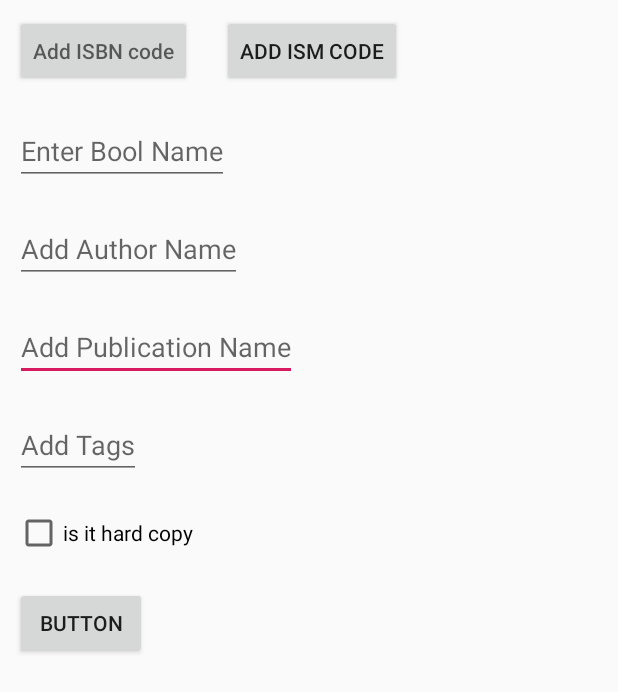
After one commit to Sanketagarwal17/BookClubLatest, an Android app: the AddBookActivity screen opened directly, with no data from a screen before it, on a phone screen of 412 x 824 dp. The commit adds this screen. Shown: the top 692 px of the screen. Run offline under Robolectric (Android 15) with nearby library versions, the phone set to English and light mode, and no system bars; our stand-ins replace ButterKnife, Firebase (no records; nobody signed in at launch, a user with empty details on screens opened directly); libraries missing offline, so code that uses them is left out: com.google.zxing.integration; 1 statement that could not run was skipped.

Commit message:
add books

```diff
--- a/app/build.gradle
+++ b/app/build.gradle
@@ -55,6 +55,9 @@ dependencies {
     annotationProcessor "com.google.dagger:dagger-compiler:2.11"
     implementation 'com.jakewharton:butterknife:8.8.1'
     annotationProcessor 'com.jakewharton:butterknife-compiler:8.8.1'
+
+    implementation 'com.journeyapps:zxing-android-embedded:3.4.0'
+
 }
 
 
--- a/app/src/main/AndroidManifest.xml
+++ b/app/src/main/AndroidManifest.xml
@@ -22,6 +22,8 @@
         <activity android:name=".HomePage.HomePageActivity" />
         <activity android:name=".Authentication.SignUp.SignUpActivity" />
         <activity android:name=".Authentication.Verification.VerificationActivity"/>
+        <activity android:name=".HomePage.RequestBook.RequestActivity"/>
+        <activity android:name=".Member.AddBook.AddBookActivity"/>
     </application>
 
 </manifest>
--- /dev/null
+++ b/app/src/main/java/com/example/android/bookclublatest/Member/AddBook/AddBookActivity.java
@@ -0,0 +1,124 @@
+package com.example.android.bookclublatest.Member.AddBook;
+
+import android.content.Intent;
+import android.os.Bundle;
+import android.support.annotation.Nullable;
+import android.support.design.widget.FloatingActionButton;
+import android.support.design.widget.NavigationView;
+import android.support.design.widget.Snackbar;
+import android.support.v4.view.GravityCompat;
+import android.support.v4.widget.DrawerLayout;
+import android.support.v7.app.ActionBarDrawerToggle;
+import android.support.v7.widget.Toolbar;
+import android.view.Menu;
+import android.view.MenuItem;
+import android.view.View;
+import android.widget.Button;
+import android.widget.CheckBox;
+import android.widget.EditText;
+import android.widget.Toast;
+
+import com.example.android.bookclublatest.Authentication.Login.LoginActivity;
+import com.example.android.bookclublatest.Authentication.Verification.VerificationActivity;
+import com.example.android.bookclublatest.Base.BaseActivity;
+import com.example.android.bookclublatest.R;
+import com.google.firebase.auth.FirebaseAuth;
+import com.google.zxing.integration.android.IntentIntegrator;
+import com.google.zxing.integration.android.IntentResult;
+
+import butterknife.BindView;
+import butterknife.ButterKnife;
+
+public class AddBookActivity extends BaseActivity implements AddBookContract.View {
+
+    @BindView(R.id.add_bookname)
+    EditText name;
+    @BindView(R.id.add_author)
+    EditText author;
+    @BindView(R.id.add_pulication)
+    EditText publisher;
+    @BindView(R.id.add_isbn)
+    Button ISBN;
+    @BindView(R.id.add_ism)
+    Button ISM;
+    @BindView(R.id.add_tags)
+    EditText tags;
+    @BindView(R.id.add_submit)
+    Button submit;
+    @BindView(R.id.add_hard_soft)
+    CheckBox checkBox;
+
+    private int check=0;
+    private String mname,mauthor,mpublication,misbn,mism,mtags,mchecbox;
+
+    IntentIntegrator intentIntegrator;
+    AddBookContract.Presenter<AddBookContract.View> presenter;
+
+    @Override
+    protected void onCreate(Bundle savedInstanceState) {
+        super.onCreate(savedInstanceState);
+        setContentView(R.layout.activity_add_book);
+        ButterKnife.bind(this);
+        presenter=new AddBookPresenter<>();
+        intentIntegrator=new IntentIntegrator(this);
+        ISBN.setOnClickListener(new View.OnClickListener() {
+            @Override
+            public void onClick(View v) {
+                check=1;
+                intentIntegrator.initiateScan();
+            }
+        });
+        ISM.setOnClickListener(new View.OnClickListener() {
+            @Override
+            public void onClick(View v) {
+                check=2;
+                intentIntegrator.initiateScan();
+            }
+        });
+
+        mname=name.getText().toString();
+        mauthor=author.getText().toString();
+        mpublication=publisher.getText().toString();
+        mtags=tags.getText().toString();
+        if(checkBox.isChecked())
+            mchecbox="Hard Copy";
+        else
+            mchecbox="Soft Copy";
+
+        submit.setOnClickListener(new View.OnClickListener() {
+            @Override
+            public void onClick(View v) {
+                presenter.submit(mname,mauthor,mpublication,misbn,mism,mtags,mchecbox);
+            }
+        });
+
+    }
+
+    @Override
+    protected void onActivityResult(int requestCode, int resultCode, @Nullable Intent data) {
+        IntentResult result=IntentIntegrator.parseActivityResult(requestCode,resultCode,data);
+        if(result!=null)
+        {
+            if(result.getContents()!=null)
+            {
+                if(check==1)
+                {
+                    ISBN.setText(result.getContents());
+                    misbn=result.getContents();
+                }
+                if(check==2)
+                {
+                    ISM.setText(result.getContents());
+                    mism=result.getContents();
+                }
+            }
+            else
+                Toast.makeText(this, "Error Scanning. Try Again !", Toast.LENGTH_SHORT).show();
+        }
+    }
+
+    @Override
+    public void showToast(String message) {
+        Toast.makeText(this, message, Toast.LENGTH_SHORT).show();
+    }
+}
--- /dev/null
+++ b/app/src/main/java/com/example/android/bookclublatest/Member/AddBook/AddBookPresenter.java
@@ -0,0 +1,38 @@
+package com.example.android.bookclublatest.Member.AddBook;
+
+import android.provider.ContactsContract;
+import android.support.annotation.NonNull;
+
+import com.example.android.bookclublatest.Base.BasePresenter;
+import com.google.android.gms.tasks.OnCompleteListener;
+import com.google.android.gms.tasks.Task;
+import com.google.firebase.database.DataSnapshot;
+import com.google.firebase.database.DatabaseError;
+import com.google.firebase.database.DatabaseReference;
+import com.google.firebase.database.FirebaseDatabase;
+import com.google.firebase.database.ValueEventListener;
+
+public class AddBookPresenter<V extends AddBookContract.View> extends BasePresenter<V>
+        implements AddBookContract.Presenter<V>
+{
+    Boolean isFilled=false;
+    FirebaseDatabase firebaseDatabase=FirebaseDatabase.getInstance();
+    DatabaseReference databaseReference=firebaseDatabase.getReference().child("Books_List");
+
+    @Override
+    public void submit(String name, String author, String publication, final String isbn, final String ism, String tags, final String hardsoft)
+    {
+
+        final AddBookModel model=new AddBookModel(name,author,publication,tags,hardsoft,ism,isbn);
+        databaseReference.child(isbn).child(hardsoft).child(ism).setValue(model).addOnCompleteListener(new OnCompleteListener<Void>() {
+            @Override
+            public void onComplete(@NonNull Task<Void> task) {
+                if(task.isSuccessful())
+                    getMvpView().showToast("Successfully added in Database");
+                else
+                    getMvpView().showToast(task.getException().getMessage());
+            }
+        });
+
+    }
+}
--- /dev/null
+++ b/app/src/main/res/layout/activity_add_book.xml
@@ -0,0 +1,74 @@
+<?xml version="1.0" encoding="utf-8"?>
+<RelativeLayout
+    xmlns:android="http://schemas.android.com/apk/res/android"
+    xmlns:app="http://schemas.android.com/apk/res-auto"
+    xmlns:tools="http://schemas.android.com/tools"
+    android:layout_width="match_parent"
+    android:layout_height="match_parent">
+
+    <EditText
+        android:id="@+id/add_pulication"
+        android:layout_width="wrap_content"
+        android:layout_height="wrap_content"
+        android:layout_margin="10dp"
+        android:layout_below="@id/add_author"
+        android:hint="Add Publication Name" />
+
+    <Button
+        android:id="@+id/add_isbn"
+        android:layout_width="wrap_content"
+        android:layout_height="wrap_content"
+        android:layout_margin="10dp"
+        android:hint="Add ISBN code"/>
+
+    <Button
+        android:id="@+id/add_ism"
+        android:text="Add ISM code"
+        android:layout_toRightOf="@id/add_isbn"
+        android:layout_width="wrap_content"
+        android:layout_height="wrap_content"
+        android:layout_margin="10dp" />
+
+    <EditText
+        android:id="@+id/add_bookname"
+        android:layout_width="wrap_content"
+        android:layout_height="wrap_content"
+        android:layout_margin="10dp"
+        android:layout_below="@id/add_isbn"
+        android:hint="Enter Bool Name"/>
+
+    <EditText
+        android:id="@+id/add_author"
+        android:hint="Add Author Name"
+        android:layout_width="wrap_content"
+        android:layout_height="wrap_content"
+        android:layout_margin="10dp"
+        android:layout_below="@id/add_bookname"/>
+
+    <EditText
+        android:id="@+id/add_tags"
+        android:layout_width="wrap_content"
+        android:layout_height="wrap_content"
+        android:layout_margin="10dp"
+        android:hint="Add Tags"
+        android:layout_below="@id/add_pulication"/>
+
+    <CheckBox
+        android:id="@+id/add_hard_soft"
+        android:clickable="true"
+        android:layout_below="@id/add_tags"
+        android:layout_width="wrap_content"
+        android:layout_height="wrap_content"
+        android:layout_margin="10dp"
+        android:focusable="auto"
+        android:text="is it hard copy"/>
+
+    <Button
+        android:id="@+id/add_submit"
+        android:text="Button"
+        android:layout_below="@id/add_hard_soft"
+        android:layout_width="wrap_content"
+        android:layout_height="wrap_content"
+        android:layout_margin="10dp"/>
+
+</RelativeLayout>
--- a/app/src/main/res/menu/activity_home_page_drawer.xml
+++ b/app/src/main/res/menu/activity_home_page_drawer.xml
@@ -5,9 +5,9 @@
 
     <group android:checkableBehavior="single">
         <item
-            android:id="@+id/nav_camera"
+            android:id="@+id/nav_add_book"
             android:icon="@drawable/ic_menu_camera"
-            android:title="Import" />
+            android:title="Add Book" />
         <item
             android:id="@+id/nav_gallery"
             android:icon="@drawable/ic_menu_gallery"
```
Also changed, not shown: app/src/main/java/com/example/android/bookclublatest/HomePage/HomePageActivity.java (+19 -2 lines), app/src/main/java/com/example/android/bookclublatest/HomePage/RequestBook/RequestActivity.java (+4 -91 lines), app/src/main/java/com/example/android/bookclublatest/Member/AddBook/AddBookContract.java (added, +17 -0 lines), app/src/main/java/com/example/android/bookclublatest/Member/AddBook/AddBookModel.java (added, +44 -0 lines).
